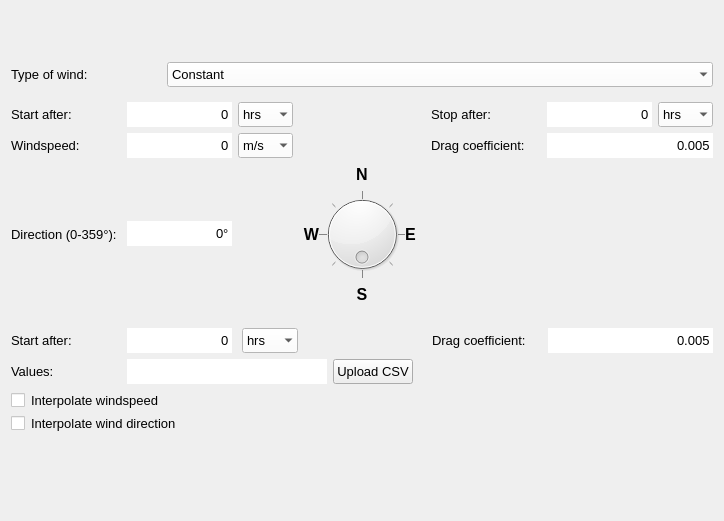
Qt form threedi_models_and_simulations/ui/simulation_wizard/page_wind.ui (nens/threedi-api-qgis-client) before a commit.
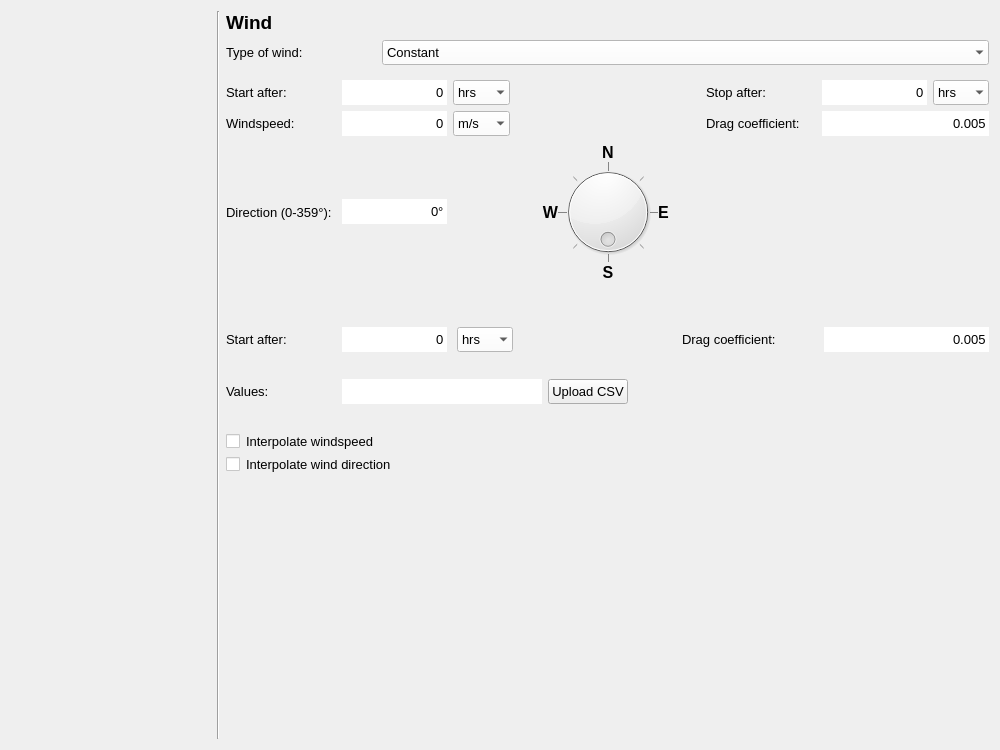
The same form after that commit.

Commit message:
Changed the way of showing progress of the simulation wizard. (#424)
* Changed the way of showing progress of the simulation wizard.

What changed in the file:
```diff
--- a/threedi_models_and_simulations/ui/simulation_wizard/page_wind.ui
+++ b/threedi_models_and_simulations/ui/simulation_wizard/page_wind.ui
@@ -9,8 +9,8 @@
    <rect>
     <x>0</x>
     <y>0</y>
-    <width>724</width>
-    <height>521</height>
+    <width>1000</width>
+    <height>750</height>
    </rect>
   </property>
   <property name="sizePolicy">
@@ -21,7 +21,7 @@
   </property>
   <property name="minimumSize">
    <size>
-    <width>720</width>
+    <width>0</width>
     <height>0</height>
    </size>
   </property>
@@ -43,43 +43,455 @@
    <bool>true</bool>
   </property>
   <layout class="QGridLayout" name="gridLayout">
-   <item row="0" column="0" colspan="2">
-    <layout class="QVBoxLayout" name="svg_lout">
-     <property name="sizeConstraint">
-      <enum>QLayout::SetDefaultConstraint</enum>
+   <item row="3" column="2" colspan="2">
+    <widget class="QWidget" name="widget_wind_custom" native="true">
+     <property name="sizePolicy">
+      <sizepolicy hsizetype="Expanding" vsizetype="Expanding">
+       <horstretch>0</horstretch>
+       <verstretch>0</verstretch>
+      </sizepolicy>
      </property>
-     <property name="bottomMargin">
-      <number>0</number>
-     </property>
-    </layout>
-   </item>
-   <item row="9" column="0">
-    <spacer name="verticalSpacer_2">
-     <property name="orientation">
-      <enum>Qt::Vertical</enum>
-     </property>
-     <property name="sizeHint" stdset="0">
+     <property name="minimumSize">
       <size>
-       <width>20</width>
-       <height>10</height>
+       <width>700</width>
+       <height>0</height>
       </size>
      </property>
-    </spacer>
-   </item>
-   <item row="1" column="0">
-    <spacer name="verticalSpacer">
-     <property name="orientation">
-      <enum>Qt::Vertical</enum>
-     </property>
-     <property name="sizeHint" stdset="0">
+     <property name="maximumSize">
       <size>
-       <width>20</width>
-       <height>10</height>
+       <width>16777215</width>
+       <height>16777215</height>
       </size>
      </property>
-    </spacer>
+     <property name="font">
+      <font>
+       <family>Segoe UI</family>
+       <pointsize>10</pointsize>
+      </font>
+     </property>
+     <layout class="QGridLayout" name="gridLayout_3">
+      <property name="leftMargin">
+       <number>0</number>
+      </property>
+      <property name="rightMargin">
+       <number>0</number>
+      </property>
+      <item row="0" column="0">
+       <widget class="QLabel" name="label_6">
+        <property name="minimumSize">
+         <size>
+          <width>110</width>
+          <height>20</height>
+         </size>
+        </property>
+        <property name="maximumSize">
+         <size>
+          <width>16777215</width>
+          <height>16777215</height>
+         </size>
+        </property>
+        <property name="font">
+         <font>
+          <family>Segoe UI</family>
+          <pointsize>10</pointsize>
+         </font>
+        </property>
+        <property name="text">
+         <string>Start after:</string>
+        </property>
+       </widget>
+      </item>
+      <item row="2" column="0">
+       <widget class="QLabel" name="label_7">
+        <property name="minimumSize">
+         <size>
+          <width>110</width>
+          <height>20</height>
+         </size>
+        </property>
+        <property name="maximumSize">
+         <size>
+          <width>16777215</width>
+          <height>16777215</height>
+         </size>
+        </property>
+        <property name="font">
+         <font>
+          <family>Segoe UI</family>
+          <pointsize>10</pointsize>
+         </font>
+        </property>
+        <property name="text">
+         <string>Values:</string>
+        </property>
+       </widget>
+      </item>
+      <item row="0" column="10">
+       <widget class="QDoubleSpinBox" name="sp_dc_custom">
+        <property name="minimumSize">
+         <size>
+          <width>165</width>
+          <height>25</height>
+         </size>
+        </property>
+        <property name="font">
+         <font>
+          <family>Segoe UI</family>
+          <pointsize>10</pointsize>
+         </font>
+        </property>
+        <property name="styleSheet">
+         <string notr="true">QDoubleSpinBox {background-color: white;}</string>
+        </property>
+        <property name="frame">
+         <bool>false</bool>
+        </property>
+        <property name="alignment">
+         <set>Qt::AlignRight|Qt::AlignTrailing|Qt::AlignVCenter</set>
+        </property>
+        <property name="buttonSymbols">
+         <enum>QAbstractSpinBox::NoButtons</enum>
+        </property>
+        <property name="decimals">
+         <number>3</number>
+        </property>
+        <property name="maximum">
+         <double>100.000000000000000</double>
+        </property>
+        <property name="value">
+         <double>0.005000000000000</double>
+        </property>
+       </widget>
+      </item>
+      <item row="2" column="1" colspan="5">
+       <layout class="QHBoxLayout" name="horizontalLayout_3">
+        <property name="bottomMargin">
+         <number>0</number>
+        </property>
+        <item>
+         <widget class="QLineEdit" name="le_upload_wind">
+          <property name="sizePolicy">
+           <sizepolicy hsizetype="Expanding" vsizetype="Fixed">
+            <horstretch>0</horstretch>
+            <verstretch>0</verstretch>
+           </sizepolicy>
+          </property>
+          <property name="minimumSize">
+           <size>
+            <width>200</width>
+            <height>25</height>
+           </size>
+          </property>
+          <property name="maximumSize">
+           <size>
+            <width>16777215</width>
+            <height>16777215</height>
+           </size>
+          </property>
+          <property name="font">
+           <font>
+            <family>Segoe UI</family>
+            <pointsize>10</pointsize>
+           </font>
+          </property>
+          <property name="styleSheet">
+           <string notr="true">QLineEdit {background-color: white;}</string>
+          </property>
+          <property name="frame">
+           <bool>false</bool>
+          </property>
+          <property name="readOnly">
+           <bool>true</bool>
+          </property>
+         </widget>
+        </item>
+        <item>
+         <widget class="QPushButton" name="pb_upload_wind">
+          <property name="sizePolicy">
+           <sizepolicy hsizetype="Minimum" vsizetype="Fixed">
+            <horstretch>0</horstretch>
+            <verstretch>0</verstretch>
+           </sizepolicy>
+          </property>
+          <property name="minimumSize">
+           <size>
+            <width>80</width>
+            <height>25</height>
+           </size>
+          </property>
+          <property name="maximumSize">
+           <size>
+            <width>16777215</width>
+            <height>16777215</height>
+           </size>
+          </property>
+          <property name="font">
+           <font>
+            <family>Segoe UI</family>
+            <pointsize>10</pointsize>
+           </font>
+          </property>
+          <property name="text">
+           <string>Upload CSV</string>
+          </property>
+         </widget>
+        </item>
+       </layout>
+      </item>
+      <item row="3" column="0" colspan="11">
+       <layout class="QGridLayout" name="gridLayout_6">
+        <property name="bottomMargin">
+         <number>0</number>
+        </property>
+        <item row="0" column="0">
+         <widget class="QCheckBox" name="cb_interpolate_speed">
+          <property name="sizePolicy">
+           <sizepolicy hsizetype="Minimum" vsizetype="Minimum">
+            <horstretch>0</horstretch>
+            <verstretch>0</verstretch>
+           </sizepolicy>
+          </property>
+          <property name="minimumSize">
+           <size>
+            <width>14</width>
+            <height>14</height>
+           </size>
+          </property>
+          <property name="maximumSize">
+           <size>
+            <width>14</width>
+            <height>14</height>
+           </size>
+          </property>
+          <property name="font">
+           <font>
+            <family>Segoe UI</family>
+            <pointsize>10</pointsize>
+           </font>
+          </property>
+          <property name="styleSheet">
+           <string notr="true">QCheckBox{background-color: white;}</string>
+          </property>
+          <property name="text">
+           <string/>
+          </property>
+         </widget>
+        </item>
+        <item row="0" column="1">
+         <widget class="QLabel" name="label_interpolate_speed">
+          <property name="sizePolicy">
+           <sizepolicy hsizetype="Expanding" vsizetype="Preferred">
+            <horstretch>0</horstretch>
+            <verstretch>0</verstretch>
+           </sizepolicy>
+          </property>
+          <property name="minimumSize">
+           <size>
+            <width>110</width>
+            <height>20</height>
+           </size>
+          </property>
+          <property name="maximumSize">
+           <size>
+            <width>16777215</width>
+            <height>16777215</height>
+           </size>
+          </property>
+          <property name="font">
+           <font>
+            <family>Segoe UI</family>
+            <pointsize>10</pointsize>
+           </font>
+          </property>
+          <property name="text">
+           <string>Interpolate windspeed</string>
+          </property>
+         </widget>
+        </item>
+        <item row="1" column="0">
+         <widget class="QCheckBox" name="cb_interpolate_direction">
+          <property name="minimumSize">
+           <size>
+            <width>14</width>
+            <height>14</height>
+           </size>
+          </property>
+          <property name="maximumSize">
+           <size>
+            <width>14</width>
+            <height>14</height>
+           </size>
+          </property>
+          <property name="font">
+           <font>
+            <family>Segoe UI</family>
+            <pointsize>10</pointsize>
+           </font>
+          </property>
+          <property name="styleSheet">
+           <string notr="true">QCheckBox{background-color: white;}</string>
+          </property>
+          <property name="text">
+           <string/>
+          </property>
+         </widget>
+        </item>
+        <item row="1" column="1">
+         <widget class="QLabel" name="label_interpolate_direction">
+          <property name="font">
+           <font>
+            <family>Segoe UI</family>
+            <pointsize>10</pointsize>
+           </font>
+          </property>
+          <property name="text">
+           <string>Interpolate wind direction</string>
+          </property>
+         </widget>
+        </item>
+       </layout>
+      </item>
+      <item row="0" column="7" colspan="3">
+       <widget class="QLabel" name="label_14">
+        <property name="minimumSize">
+         <size>
+          <width>110</width>
+          <height>20</height>
+         </size>
+        </property>
+        <property name="font">
+         <font>
+          <family>Segoe UI</family>
+          <pointsize>10</pointsize>
+         </font>
+        </property>
+        <property name="text">
+         <string>Drag coefficient:</string>
+        </property>
+       </widget>
+      </item>
+      <item row="0" column="1" colspan="5">
+       <layout class="QHBoxLayout" name="horizontalLayout_2">
+        <property name="spacing">
+         <number>10</number>
+        </property>
+        <property name="leftMargin">
+         <number>0</number>
+        </property>
+        <property name="rightMargin">
+         <number>0</number>
+        </property>
+        <item>
+         <widget class="QSpinBox" name="sp_start_wind_custom">
+          <property name="sizePolicy">
+           <sizepolicy hsizetype="Minimum" vsizetype="Preferred">
+            <horstretch>0</horstretch>
+            <verstretch>0</verstretch>
+           </sizepolicy>
+          </property>
+          <property name="minimumSize">
+           <size>
+            <width>105</width>
+            <height>25</height>
+           </size>
+          </property>
+          <property name="maximumSize">
+           <size>
+            <width>105</width>
+            <height>25</height>
+           </size>
+          </property>
+          <property name="font">
+           <font>
+            <family>Segoe UI</family>
+            <pointsize>10</pointsize>
+           </font>
+          </property>
+          <property name="styleSheet">
+           <string notr="true">QSpinBox {background-color: white;}</string>
+          </property>
+          <property name="frame">
+           <bool>false</bool>
+          </property>
+          <property name="alignment">
+           <set>Qt::AlignRight|Qt::AlignTrailing|Qt::AlignVCenter</set>
+          </property>
+          <property name="buttonSymbols">
+           <enum>QAbstractSpinBox::NoButtons</enum>
+          </property>
+          <property name="maximum">
+           <number>999999999</number>
+          </property>
+         </widget>
+        </item>
+        <item>
+         <widget class="QComboBox" name="start_wind_custom_u">
+          <property name="sizePolicy">
+           <sizepolicy hsizetype="Minimum" vsizetype="Preferred">
+            <horstretch>0</horstretch>
+            <verstretch>0</verstretch>
+           </sizepolicy>
+          </property>
+          <property name="minimumSize">
+           <size>
+            <width>55</width>
+            <height>25</height>
+           </size>
+          </property>
+          <property name="maximumSize">
+           <size>
+            <width>16777215</width>
+            <height>16777215</height>
+           </size>
+          </property>
+          <property name="font">
+           <font>
+            <family>Segoe UI</family>
+            <pointsize>10</pointsize>
+           </font>
+          </property>
+          <property name="styleSheet">
+           <string notr="true">QComboBox {background-color:white; selection-background-color: lightgray;}</string>
+          </property>
+          <property name="frame">
+           <bool>false</bool>
+          </property>
+          <item>
+           <property name="text">
+            <string>hrs</string>
+           </property>
+          </item>
+          <item>
+           <property name="text">
+            <string>mins</string>
+           </property>
+          </item>
+          <item>
+           <property name="text">
+            <string>s</string>
+           </property>
+          </item>
+         </widget>
+        </item>
+        <item>
+         <spacer name="horizontalSpacer_3">
+          <property name="orientation">
+           <enum>Qt::Horizontal</enum>
+          </property>
+          <property name="sizeHint" stdset="0">
+           <size>
+            <width>40</width>
+            <height>20</height>
+           </size>
+          </property>
+         </spacer>
+        </item>
+       </layout>
+      </item>
+     </layout>
+    </widget>
    </item>
-   <item row="10" column="0" colspan="2">
+   <item row="5" column="2" colspan="2">
     <spacer name="horizontalSpacer">
      <property name="orientation">
       <enum>Qt::Horizontal</enum>
@@ -92,7 +504,7 @@
      </property>
     </spacer>
    </item>
-   <item row="2" column="0" colspan="2">
+   <item row="1" column="2" colspan="2">
     <layout class="QHBoxLayout" name="horizontalLayout">
      <property name="bottomMargin">
       <number>0</number>
@@ -177,7 +589,7 @@
      </item>
     </layout>
    </item>
-   <item row="4" column="0" colspan="2">
+   <item row="2" column="2" colspan="2">
     <widget class="QWidget" name="widget_wind_constant" native="true">
      <property name="sizePolicy">
       <sizepolicy hsizetype="Expanding" vsizetype="Expanding">
@@ -479,6 +891,7 @@
         </property>
         <property name="font">
          <font>
+          <family>Segoe UI</family>
           <pointsize>10</pointsize>
          </font>
         </property>
@@ -533,6 +946,7 @@
           </property>
           <property name="font">
            <font>
+            <family>Segoe UI</family>
             <pointsize>12</pointsize>
             <weight>75</weight>
             <bold>true</bold>
@@ -556,6 +970,7 @@
           </property>
           <property name="font">
            <font>
+            <family>Segoe UI</family>
             <pointsize>12</pointsize>
             <weight>75</weight>
             <bold>true</bold>
@@ -579,6 +994,7 @@
           </property>
           <property name="font">
            <font>
+            <family>Segoe UI</family>
             <pointsize>12</pointsize>
             <weight>75</weight>
             <bold>true</bold>
@@ -602,6 +1018,7 @@
           </property>
           <property name="font">
            <font>
+            <family>Segoe UI</family>
             <pointsize>8</pointsize>
            </font>
           </property>
@@ -647,6 +1064,7 @@
           </property>
           <property name="font">
            <font>
+            <family>Segoe UI</family>
             <pointsize>12</pointsize>
             <weight>75</weight>
             <bold>true</bold>
@@ -666,6 +1084,7 @@
        <widget class="QLabel" name="label_8">
         <property name="font">
          <font>
+          <family>Segoe UI</family>
           <pointsize>10</pointsize>
          </font>
         </property>
@@ -684,6 +1103,7 @@
         </property>
         <property name="font">
          <font>
+          <family>Segoe UI</family>
           <pointsize>10</pointsize>
          </font>
         </property>
@@ -825,449 +1245,69 @@
      </layout>
     </widget>
    </item>
-   <item row="6" column="0" colspan="2">
-    <widget class="QWidget" name="widget_wind_custom" native="true">
-     <property name="sizePolicy">
-      <sizepolicy hsizetype="Expanding" vsizetype="Expanding">
-       <horstretch>0</horstretch>
-       <verstretch>0</verstretch>
-      </sizepolicy>
+   <item row="4" column="2">
+    <spacer name="verticalSpacer_2">
+     <property name="orientation">
+      <enum>Qt::Vertical</enum>
      </property>
-     <property name="minimumSize">
+     <property name="sizeHint" stdset="0">
       <size>
-       <width>700</width>
-       <height>0</height>
+       <width>20</width>
+       <height>10</height>
       </size>
      </property>
-     <property name="maximumSize">
-      <size>
-       <width>16777215</width>
-       <height>16777215</height>
-      </size>
-     </property>
+    </spacer>
+   </item>
+   <item row="0" column="2">
+    <widget class="QLabel" name="label_12">
      <property name="font">
       <font>
        <family>Segoe UI</family>
-       <pointsize>10</pointsize>
+       <pointsize>14</pointsize>
+       <weight>75</weight>
+       <bold>true</bold>
+       <underline>false</underline>
       </font>
      </property>
-     <layout class="QGridLayout" name="gridLayout_3">
-      <property name="leftMargin">
-       <number>0</number>
-      </property>
-      <property name="rightMargin">
-       <number>0</number>
-      </property>
-      <item row="0" column="0">
-       <widget class="QLabel" name="label_6">
-        <property name="minimumSize">
-         <size>
-          <width>110</width>
-          <height>20</height>
-         </size>
-        </property>
-        <property name="maximumSize">
-         <size>
-          <width>16777215</width>
-          <height>16777215</height>
-         </size>
-        </property>
-        <property name="font">
-         <font>
-          <family>Segoe UI</family>
-          <pointsize>10</pointsize>
-         </font>
-        </property>
-        <property name="text">
-         <string>Start after:</string>
-        </property>
-       </widget>
-      </item>
-      <item row="2" column="0">
-       <widget class="QLabel" name="label_7">
-        <property name="minimumSize">
-         <size>
-          <width>110</width>
-          <height>20</height>
-         </size>
-        </property>
-        <property name="maximumSize">
-         <size>
-          <width>16777215</width>
-          <height>16777215</height>
-         </size>
-        </property>
-        <property name="font">
-         <font>
-          <family>Segoe UI</family>
-          <pointsize>10</pointsize>
-         </font>
-        </property>
-        <property name="text">
-         <string>Values:</string>
-        </property>
-       </widget>
-      </item>
-      <item row="0" column="10">
-       <widget class="QDoubleSpinBox" name="sp_dc_custom">
-        <property name="minimumSize">
-         <size>
-          <width>165</width>
-          <height>25</height>
-         </size>
-        </property>
-        <property name="font">
-         <font>
-          <family>Segoe UI</family>
-          <pointsize>10</pointsize>
-         </font>
-        </property>
-        <property name="styleSheet">
-         <string notr="true">QDoubleSpinBox {background-color: white;}</string>
-        </property>
-        <property name="frame">
-         <bool>false</bool>
-        </property>
-        <property name="alignment">
-         <set>Qt::AlignRight|Qt::AlignTrailing|Qt::AlignVCenter</set>
-        </property>
-        <property name="buttonSymbols">
-         <enum>QAbstractSpinBox::NoButtons</enum>
-        </property>
-        <property name="decimals">
-         <number>3</number>
-        </property>
-        <property name="maximum">
-         <double>100.000000000000000</double>
-        </property>
-        <property name="value">
-         <double>0.005000000000000</double>
-        </property>
-       </widget>
-      </item>
-      <item row="2" column="1" colspan="5">
-       <layout class="QHBoxLayout" name="horizontalLayout_3">
-        <property name="bottomMargin">
-         <number>0</number>
-        </property>
-        <item>
-         <widget class="QLineEdit" name="le_upload_wind">
-          <property name="sizePolicy">
-           <sizepolicy hsizetype="Expanding" vsizetype="Fixed">
-            <horstretch>0</horstretch>
-            <verstretch>0</verstretch>
-           </sizepolicy>
-          </property>
-          <property name="minimumSize">
-           <size>
-            <width>200</width>
-            <height>25</height>
-           </size>
-          </property>
-          <property name="maximumSize">
-           <size>
-            <width>16777215</width>
-            <height>16777215</height>
-           </size>
-          </property>
-          <property name="font">
-           <font>
-            <family>Segoe UI</family>
-            <pointsize>10</pointsize>
-           </font>
-          </property>
-          <property name="styleSheet">
-           <string notr="true">QLineEdit {background-color: white;}</string>
-          </property>
-          <property name="frame">
-           <bool>false</bool>
-          </property>
-          <property name="readOnly">
-           <bool>true</bool>
-          </property>
-         </widget>
-        </item>
-        <item>
-         <widget class="QPushButton" name="pb_upload_wind">
-          <property name="sizePolicy">
-           <sizepolicy hsizetype="Minimum" vsizetype="Fixed">
-            <horstretch>0</horstretch>
-            <verstretch>0</verstretch>
-           </sizepolicy>
-          </property>
-          <property name="minimumSize">
-           <size>
-            <width>80</width>
-            <height>25</height>
-           </size>
-          </property>
-          <property name="maximumSize">
-           <size>
-            <width>16777215</width>
-            <height>16777215</height>
-           </size>
-          </property>
-          <property name="font">
-           <font>
-            <family>Segoe UI</family>
-            <pointsize>10</pointsize>
-           </font>
-          </property>
-          <property name="text">
-           <string>Upload CSV</string>
-          </property>
-         </widget>
-        </item>
-       </layout>
-      </item>
-      <item row="3" column="0" colspan="11">
-       <layout class="QGridLayout" name="gridLayout_6">
-        <property name="bottomMargin">
-         <number>0</number>
-        </property>
-        <item row="0" column="0">
-         <widget class="QCheckBox" name="cb_interpolate_speed">
-          <property name="sizePolicy">
-           <sizepolicy hsizetype="Minimum" vsizetype="Minimum">
-            <horstretch>0</horstretch>
-            <verstretch>0</verstretch>
-           </sizepolicy>
-          </property>
-          <property name="minimumSize">
-           <size>
-            <width>14</width>
-            <height>14</height>
-           </size>
-          </property>
-          <property name="maximumSize">
-           <size>
-            <width>14</width>
-            <height>14</height>
-           </size>
-          </property>
-          <property name="font">
-           <font>
-            <family>Segoe UI</family>
-            <pointsize>10</pointsize>
-           </font>
-          </property>
-          <property name="styleSheet">
-           <string notr="true">QCheckBox{background-color: white;}</string>
-          </property>
-          <property name="text">
-           <string/>
-          </property>
-         </widget>
-        </item>
-        <item row="0" column="1">
-         <widget class="QLabel" name="label_interpolate_speed">
-          <property name="sizePolicy">
-           <sizepolicy hsizetype="Expanding" vsizetype="Preferred">
-            <horstretch>0</horstretch>
-            <verstretch>0</verstretch>
-           </sizepolicy>
-          </property>
-          <property name="minimumSize">
-           <size>
-            <width>110</width>
-            <height>20</height>
-           </size>
-          </property>
-          <property name="maximumSize">
-           <size>
-            <width>16777215</width>
-            <height>16777215</height>
-           </size>
-          </property>
-          <property name="font">
-           <font>
-            <pointsize>10</pointsize>
-           </font>
-          </property>
-          <property name="text">
-           <string>Interpolate windspeed</string>
-          </property>
-         </widget>
-        </item>
-        <item row="1" column="0">
-         <widget class="QCheckBox" name="cb_interpolate_direction">
-          <property name="minimumSize">
-           <size>
-            <width>14</width>
-            <height>14</height>
-           </size>
-          </property>
-          <property name="maximumSize">
-           <size>
-            <width>14</width>
-            <height>14</height>
-           </size>
-          </property>
-          <property name="font">
-           <font>
-            <family>Segoe UI</family>
-            <pointsize>10</pointsize>
-           </font>
-          </property>
-          <property name="styleSheet">
-           <string notr="true">QCheckBox{background-color: white;}</string>
-          </property>
-          <property name="text">
-           <string/>
-          </property>
-         </widget>
-        </item>
-        <item row="1" column="1">
-         <widget class="QLabel" name="label_interpolate_direction">
-          <property name="font">
-           <font>
-            <pointsize>10</pointsize>
-           </font>
-          </property>
-          <property name="text">
-           <string>Interpolate wind direction</string>
-          </property>
-         </widget>
-        </item>
-       </layout>
-      </item>
-      <item row="0" column="7" colspan="3">
-       <widget class="QLabel" name="label_14">
-        <property name="minimumSize">
-         <size>
-          <width>110</width>
-          <height>20</height>
-         </size>
-        </property>
-        <property name="font">
-         <font>
-          <pointsize>10</pointsize>
-         </font>
-        </property>
-        <property name="text">
-         <string>Drag coefficient:</string>
-        </property>
-       </widget>
-      </item>
-      <item row="0" column="1" colspan="5">
-       <layout class="QHBoxLayout" name="horizontalLayout_2">
-        <property name="spacing">
-         <number>10</number>
-        </property>
-        <property name="leftMargin">
-         <number>0</number>
-        </property>
-        <property name="rightMargin">
-         <number>0</number>
-        </property>
-        <item>
-         <widget class="QSpinBox" name="sp_start_wind_custom">
-          <property name="sizePolicy">
-           <sizepolicy hsizetype="Minimum" vsizetype="Preferred">
-            <horstretch>0</horstretch>
-            <verstretch>0</verstretch>
-           </sizepolicy>
-          </property>
-          <property name="minimumSize">
-           <size>
-            <width>105</width>
-            <height>25</height>
-           </size>
-          </property>
-          <property name="maximumSize">
-           <size>
-            <width>105</width>
-            <height>25</height>
-           </size>
-          </property>
-          <property name="font">
-           <font>
-            <family>Segoe UI</family>
-            <pointsize>10</pointsize>
-           </font>
-          </property>
-          <property name="styleSheet">
-           <string notr="true">QSpinBox {background-color: white;}</string>
-          </property>
-          <property name="frame">
-           <bool>false</bool>
-          </property>
-          <property name="alignment">
-           <set>Qt::AlignRight|Qt::AlignTrailing|Qt::AlignVCenter</set>
-          </property>
-          <property name="buttonSymbols">
-           <enum>QAbstractSpinBox::NoButtons</enum>
-          </property>
-          <property name="maximum">
-           <number>999999999</number>
-          </property>
-         </widget>
-        </item>
-        <item>
-         <widget class="QComboBox" name="start_wind_custom_u">
-          <property name="sizePolicy">
-           <sizepolicy hsizetype="Minimum" vsizetype="Preferred">
-            <horstretch>0</horstretch>
-            <verstretch>0</verstretch>
-           </sizepolicy>
-          </property>
-          <property name="minimumSize">
-           <size>
-            <width>55</width>
-            <height>25</height>
-           </size>
-          </property>
-          <property name="maximumSize">
-           <size>
-            <width>16777215</width>
-            <height>16777215</height>
-           </size>
-          </property>
-          <property name="font">
-           <font>
-            <family>Segoe UI</family>
-            <pointsize>10</pointsize>
-           </font>
-          </property>
-          <property name="styleSheet">
-           <string notr="true">QComboBox {background-color:white; selection-background-color: lightgray;}</string>
-          </property>
-          <property name="frame">
-           <bool>false</bool>
-          </property>
-          <item>
-           <property name="text">
-            <string>hrs</string>
-           </property>
-          </item>
-          <item>
-           <property name="text">
-            <string>mins</string>
-           </property>
-          </item>
-          <item>
-           <property name="text">
-            <string>s</string>
-           </property>
-          </item>
-         </widget>
-        </item>
-        <item>
-         <spacer name="horizontalSpacer_3">
-          <property name="orientation">
-           <enum>Qt::Horizontal</enum>
-          </property>
-          <property name="sizeHint" stdset="0">
-           <size>
-            <width>40</width>
-            <height>20</height>
-           </size>
-          </property>
-         </spacer>
-        </item>
-       </layout>
-      </item>
-     </layout>
+     <property name="text">
+      <string>Wind</string>
+     </property>
+    </widget>
+   </item>
+   <item row="0" column="0" rowspan="6">
+    <widget class="QWidget" name="wizard_steps_widget" native="true">
+     <property name="sizePolicy">
+      <sizepolicy hsizetype="Preferred" vsizetype="Expanding">
+       <horstretch>0</horstretch>
+       <verstretch>0</verstretch>
+      </sizepolicy>
+     </property>
+     <property name="minimumSize">
+      <size>
+       <width>200</width>
+       <height>0</height>
+      </size>
+     </property>
+     <property name="maximumSize">
+      <size>
+       <width>200</width>
+       <height>16777215</height>
+      </size>
+     </property>
+     <layout class="QVBoxLayout" name="verticalLayout"/>
+    </widget>
+   </item>
+   <item row="0" column="1" rowspan="7">
+    <widget class="Line" name="line">
+     <property name="sizePolicy">
+      <sizepolicy hsizetype="Fixed" vsizetype="Expanding">
+       <horstretch>0</horstretch>
+       <verstretch>0</verstretch>
+      </sizepolicy>
+     </property>
+     <property name="orientation">
+      <enum>Qt::Vertical</enum>
+     </property>
     </widget>
    </item>
   </layout>
```
The commit also changes 21 other files.
